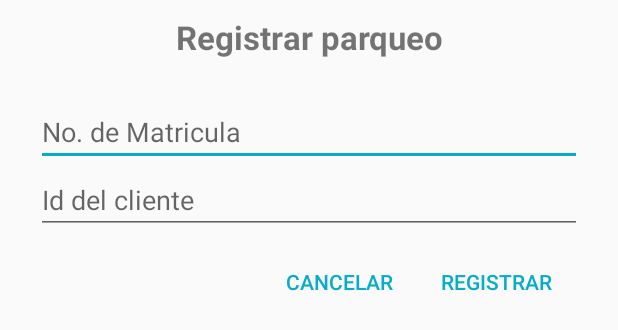
After one commit to liyi85/ParkingControl, an Android app: the layout dialogo_agregar_registro.xml on its own in the app's theme, with its tools: preview values and no code run, on a phone screen of 412 x 824 dp. The commit adds this screen. Shown: the top 330 px of the screen. Run offline under Robolectric (Android 15) with nearby library versions, the phone set to English and light mode, and no system bars.

Commit message:
Dialogo agregar matricula y id cliente

```diff
--- /dev/null
+++ b/app/src/main/res/layout/dialogo_agregar_registro.xml
@@ -0,0 +1,66 @@
+<?xml version="1.0" encoding="utf-8"?>
+<LinearLayout xmlns:android="http://schemas.android.com/apk/res/android"
+    android:layout_width="match_parent"
+    android:layout_height="match_parent"
+    android:orientation="vertical">
+
+    <LinearLayout
+        android:layout_width="match_parent"
+        android:layout_height="0dp"
+        android:layout_weight="1"
+        android:orientation="vertical">
+
+        <TextView
+            android:id="@+id/title_registro"
+            android:layout_width="match_parent"
+            android:layout_height="wrap_content"
+            android:text="@string/registrar_parqueo"
+            style="@style/EditTextStyleTitle"/>
+
+        <EditText
+            android:id="@+id/edit_matricula"
+            style="@style/EditTextStyle"
+            android:layout_width="match_parent"
+            android:layout_height="wrap_content"
+            android:hint="@string/matricula"
+            android:layout_marginTop="16dp"/>
+
+
+        <EditText
+            android:id="@+id/edit_cliente"
+            style="@style/EditTextStyle"
+            android:layout_width="match_parent"
+            android:layout_height="wrap_content"
+            android:hint="@string/cliente"
+            android:inputType="textMultiLine"
+            />
+
+
+        <LinearLayout
+            android:layout_width="wrap_content"
+            android:layout_height="wrap_content"
+            android:layout_gravity="right"
+            android:orientation="horizontal"
+            android:layout_marginRight="24dp"
+            android:padding="8dp">
+
+            <Button
+                android:id="@+id/btn_cancelar"
+                style="@style/ButtonDialog"
+                android:layout_width="wrap_content"
+                android:layout_height="wrap_content"
+                android:text="@string/cancelar"/>
+
+            <Button
+                android:id="@+id/btn_agregar_registro"
+                style="@style/ButtonDialog"
+                android:layout_width="wrap_content"
+                android:layout_height="wrap_content"
+                android:text="@string/registrar"
+                android:layout_marginLeft="8dp" />
+
+        </LinearLayout>
+    </LinearLayout>
+
+
+</LinearLayout>
--- a/app/src/main/res/values/strings.xml
+++ b/app/src/main/res/values/strings.xml
@@ -20,4 +20,11 @@
     <string name="titulo">Parking Control</string>
     <string name="parking">Parqueos</string>
 
+    <string name="matricula">No. de Matricula</string>
+    <string name="cliente">Id del cliente</string>
+
+    <string name="cancelar">CANCELAR</string>
+    <string name="registrar">REGISTRAR</string>
+    <string name="registrar_parqueo">Registrar parqueo</string>
+
 </resources>
--- a/app/src/main/res/values/styles.xml
+++ b/app/src/main/res/values/styles.xml
@@ -38,4 +38,23 @@
         <item name="colorPrimary">@color/colorAccent</item>
     </style>
 
+    <style name="EditTextStyle" parent="Widget.AppCompat.EditText">
+        <item name="android:layout_marginLeft">24dp</item>
+        <item name="android:layout_marginRight">24dp</item>
+    </style>
+
+    <style name="EditTextStyleTitle" parent="ThemeOverlay.AppCompat.Dark">
+        <item name="android:layout_marginLeft">24dp</item>
+        <item name="android:layout_marginRight">24dp</item>
+        <item name="android:textSize">22sp</item>
+        <item name="android:gravity">center</item>
+        <item name="android:textStyle">bold</item>
+        <item name="android:padding">10dp</item>
+    </style>
+
+    <style name="ButtonDialog" parent="@style/Widget.AppCompat.Button.Borderless">
+        <item name="android:textColor">@color/colorAccent</item>
+    </style>
+
+
 </resources>
```
Also changed, not shown: app/src/main/AndroidManifest.xml (+7 -1 lines), app/src/main/java/com/example/andrearodriguez/parkingcontrol/CuentaFragment.java (+11 -0 lines), app/src/main/java/com/example/andrearodriguez/parkingcontrol/DialogoAgregarRegistro.java (added, +64 -0 lines), app/src/main/java/com/example/andrearodriguez/parkingcontrol/ParkingFragment.java (+22 -1 lines), app/src/main/java/com/example/andrearodriguez/parkingcontrol/Registro.java (added, +34 -0 lines), app/src/main/java/com/example/andrearodriguez/parkingcontrol/RegistroAdapter.java (added, +69 -0 lines), app/src/main/java/com/example/andrearodriguez/parkingcontrol/RegistroViewHolder.java (added, +26 -0 lines), app/src/main/res/layout/content_main.xml (+7 -18 lines), app/src/main/res/layout/fragment_cuenta.xml (+21 -8 lines), app/src/main/res/layout/fragment_parking.xml (+51 -6 lines), app/src/main/res/layout/registro_item.xml (added, +25 -0 lines).
